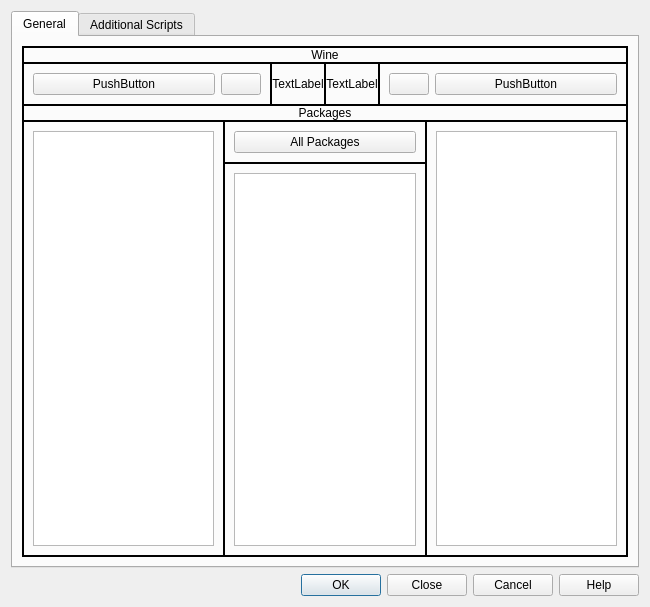
This is src/editsolutiondialog.ui in LLIAKAJL/WineWizard as Qt 5 draws it before an edit. The edited form follows.
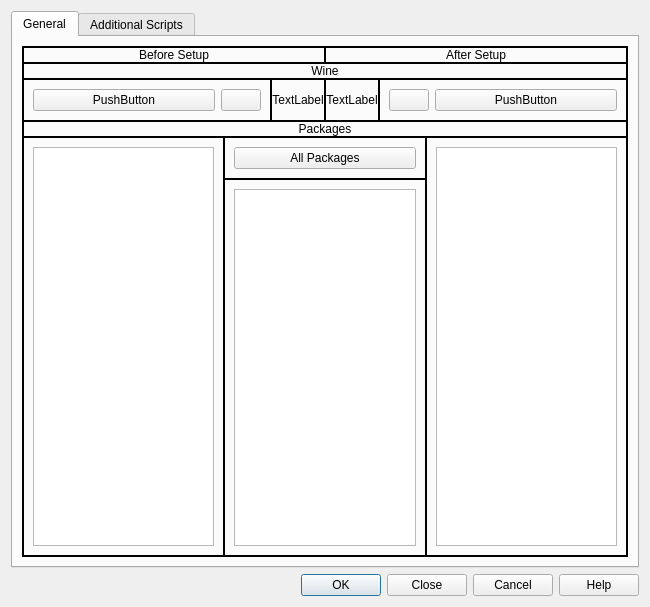
This is the edited form.

Commit message: Changes to be committed: modified:   src/dialogs.cpp modified:   src/editsolutiondialog.cpp modified:   src/editsolutiondialog.h modified:   src/editsolutiondialog.ui new file:   src/files/regedit.png new file:   src/files/winecfg.png modified:   src/mainmenu.cpp modified:   src/netdialog.h modified:   src/postdialog.cpp modified:   src/postdialog.h modified:   src/resources.qrc modified:   src/searchmodel.cpp modified:   src/solutiondialog.cpp modified:   src/wizard.cpp modified:   src/wizard.h modified:   winewizard.pro

The edit to the form file:
```diff
--- a/src/editsolutiondialog.ui
+++ b/src/editsolutiondialog.ui
@@ -48,6 +48,39 @@
           <property name="bottomMargin">
            <number>0</number>
           </property>
+          <item>
+           <layout class="QHBoxLayout" name="horizontalLayout_5">
+            <property name="spacing">
+             <number>0</number>
+            </property>
+            <item>
+             <widget class="QLabel" name="bSetupHeader">
+              <property name="frameShape">
+               <enum>QFrame::Box</enum>
+              </property>
+              <property name="text">
+               <string>Before Setup</string>
+              </property>
+              <property name="alignment">
+               <set>Qt::AlignCenter</set>
+              </property>
+             </widget>
+            </item>
+            <item>
+             <widget class="QLabel" name="aSetupHeader">
+              <property name="frameShape">
+               <enum>QFrame::Box</enum>
+              </property>
+              <property name="text">
+               <string>After Setup</string>
+              </property>
+              <property name="alignment">
+               <set>Qt::AlignCenter</set>
+              </property>
+             </widget>
+            </item>
+           </layout>
+          </item>
           <item>
            <widget class="QLabel" name="wineHeader">
             <property name="frameShape">
```
The commit also changes 15 other files.
